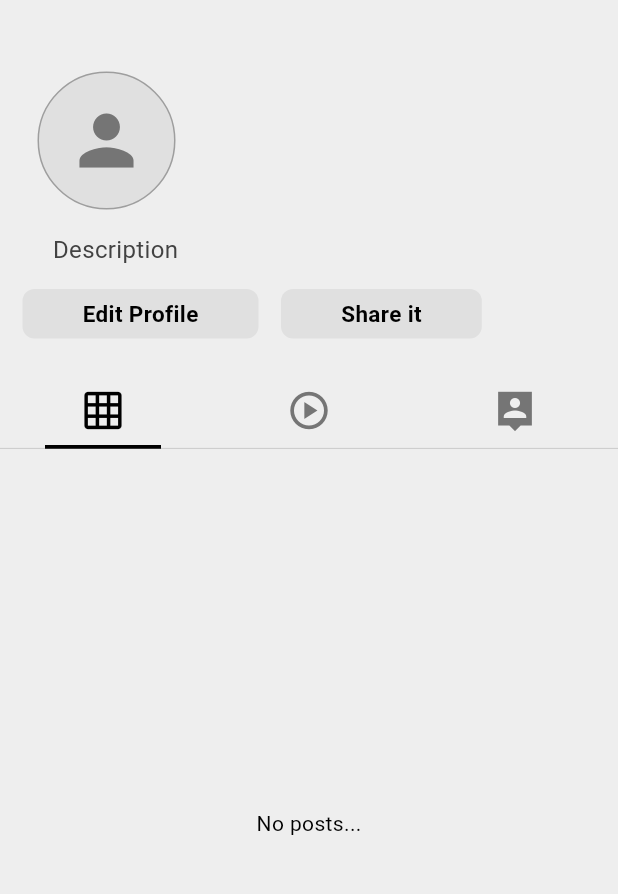
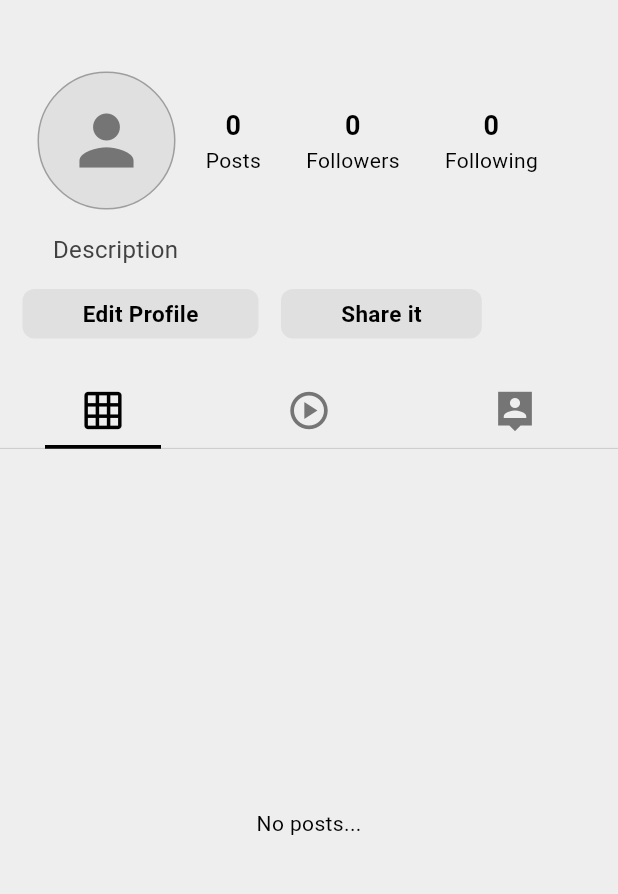
Before and after one commit to kirkanikitin/social_app, a Flutter app: the ProfilePage screen opened directly with empty values, on a phone screen of 412 x 824 dp, the part 65-959 px from its top. Run offline on Flutter 3.47's test engine with Material 3 defaults, Android fonts, the phone set to English and light mode, and no system bars; drawn by our look-alikes of cached_network_image; our stand-ins replace cloud_firestore, file_picker, firebase_auth, firebase_core, firebase_storage, flutter_bloc and 1 more; accounts and stored records are empty; network calls fail.

Commit message:
add-follow-system

```diff
--- /dev/null
+++ b/lib/features/profile/presentation/components/profile-stats.dart
@@ -0,0 +1,54 @@
+import 'package:flutter/material.dart';
+
+class ProfileStats extends StatelessWidget {
+  final int postCount;
+  final int followerCount;
+  final int followingCount;
+  const ProfileStats({
+    super.key,
+    required this.postCount,
+    required this.followerCount,
+    required this.followingCount,
+  });
+
+  @override
+  Widget build(BuildContext context) {
+    var textStyleForCount = const TextStyle(
+      fontSize: 18,
+      fontWeight: FontWeight.bold,
+    );
+    return Row(
+      children: [
+        Column(
+          children: [
+            Text(
+              postCount.toString(),
+              style: textStyleForCount,
+            ),
+            const Text('Posts'),
+          ],
+        ),
+        const SizedBox(width: 30),
+        Column(
+          children: [
+            Text(
+              followerCount.toString(),
+              style: textStyleForCount,
+            ),
+            const Text('Followers'),
+          ],
+        ),
+        const SizedBox(width: 30),
+        Column(
+          children: [
+            Text(
+              followingCount.toString(),
+              style: textStyleForCount,
+            ),
+            const Text('Following'),
+          ],
+        ),
+      ],
+    );
+  }
+}
--- a/lib/features/profile/presentation/pages/profile-page.dart
+++ b/lib/features/profile/presentation/pages/profile-page.dart
@@ -8,11 +8,12 @@ import 'package:social_app/features/post/presentation/pages/upload-post-page.dar
 import 'package:social_app/features/profile/presentation/components/bio-box.dart';
 import 'package:social_app/features/profile/presentation/components/button-page.dart';
 import 'package:social_app/features/profile/presentation/components/follow-button.dart';
+import 'package:social_app/features/profile/presentation/components/profile-stats.dart';
 import 'package:social_app/features/profile/presentation/components/tab-bar.dart';
 import 'package:social_app/features/profile/presentation/cubits/profile-cubit.dart';
 import 'package:social_app/features/profile/presentation/cubits/profile-states.dart';
 import 'package:social_app/features/profile/presentation/components/drawer.dart';
-
+import '../../../post/presentation/cubits/post-cubit.dart';
 import 'edit-profile-page.dart';
 
 class ProfilePage extends StatefulWidget {
@@ -79,6 +80,8 @@ class _ProfilePageState extends State<ProfilePage>
         builder: (context, state) {
           if (state is ProfileLoaded) {
             final user = state.profileUser;
+            final userPosts = context.watch<PostCubit>().getPostsByUser(widget.uid);
+            final postCount = userPosts.length;
             return Scaffold(
               appBar: AppBar(
                 backgroundColor: Theme.of(context).colorScheme.primary,
@@ -188,6 +191,12 @@ class _ProfilePageState extends State<ProfilePage>
                               ),
                             ),
                         ),
+                          const SizedBox(width: 20),
+                          ProfileStats(
+                            postCount: postCount,
+                            followerCount: user.followers.length,
+                            followingCount: user.following.length,
+                        ),
                       ],
                     ),
                   ),
```
